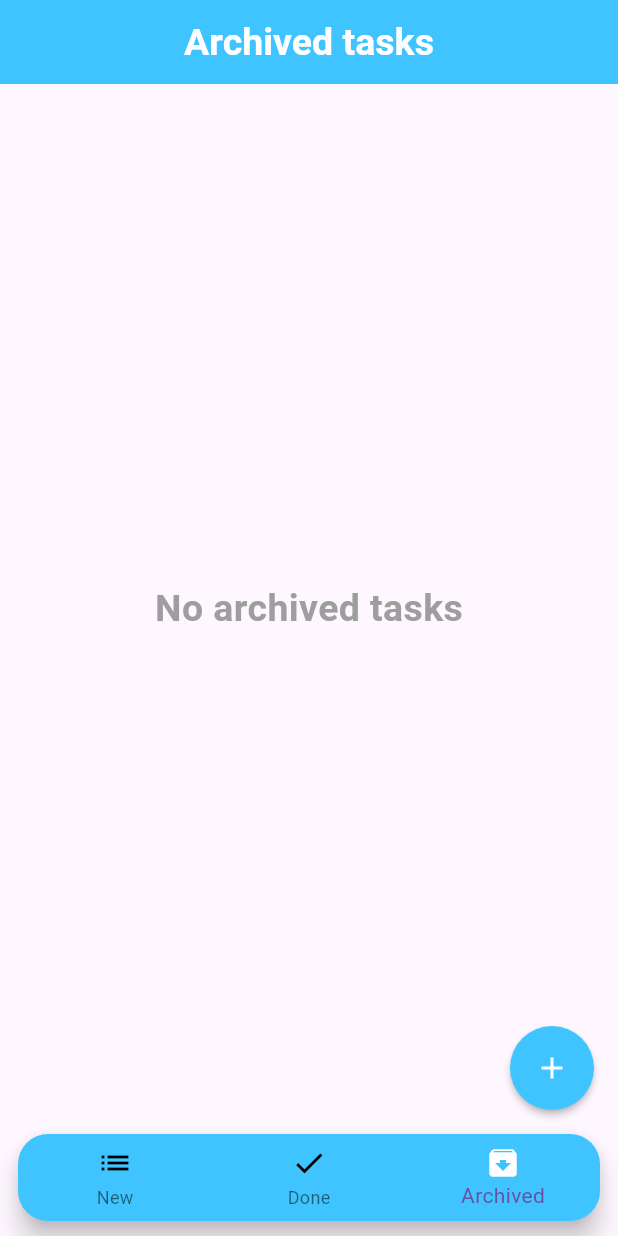
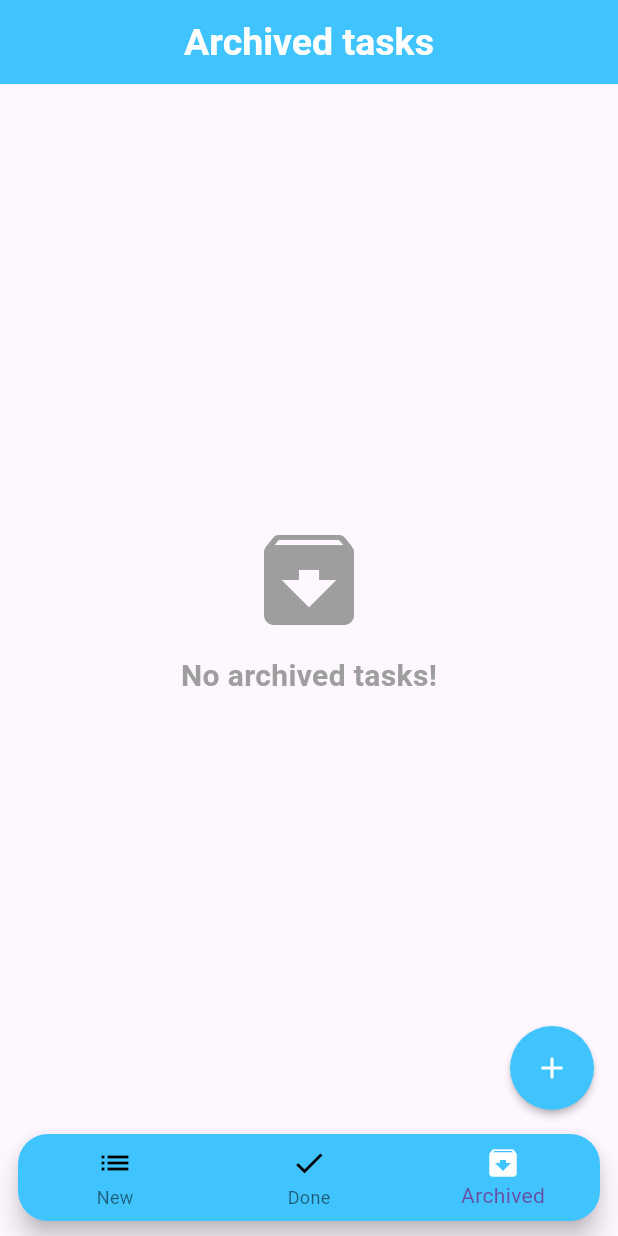
Before and after one commit to efatmoh-cs/to_do_sqlite, a Flutter app: the screen it shows after launch, item 3 of the bottom bar chosen, on a phone screen of 412 x 824 dp. Run offline on Flutter 3.47's test engine with Material 3 defaults, Android fonts, the phone set to English and light mode, and no system bars; drawn by our look-alikes of flutter_speed_dial; our stand-ins replace flutter_bloc, sqflite; accounts and stored records are empty.

Commit message:
feat: update ArchivedScreen UI

```diff
--- a/lib/layout/archived.dart
+++ b/lib/layout/archived.dart
@@ -20,8 +20,22 @@ class ArchivedScreen extends StatelessWidget {
           final tasks = MainScreenCubit.of(context).archivedTasks;
 
           if (tasks.isEmpty) {
-            return const Center(child: Text('No archived tasks', style:  TextStyle(
-                fontSize: 25, fontWeight: FontWeight.bold, color: Colors.grey),));
+            return const Center(child:
+            Column(
+              mainAxisAlignment: MainAxisAlignment.center,
+              children: [
+                Icon(Icons.archive, size: 80, color: Colors.grey),
+                SizedBox(height: 10),
+                Text(
+                  "No archived tasks!",
+                  style: TextStyle(
+                      fontSize: 20, fontWeight: FontWeight.bold, color: Colors.grey),
+                ),
+
+
+              ],
+            ),
+            );
           }
 
           return ListView.separated(
```
